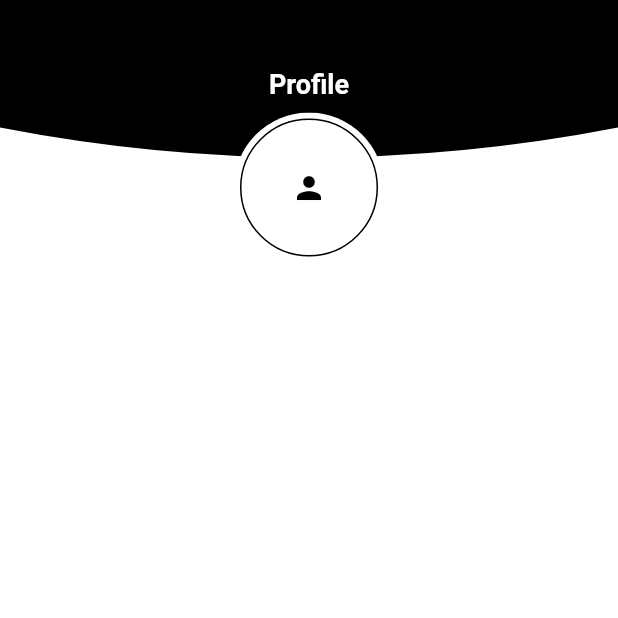
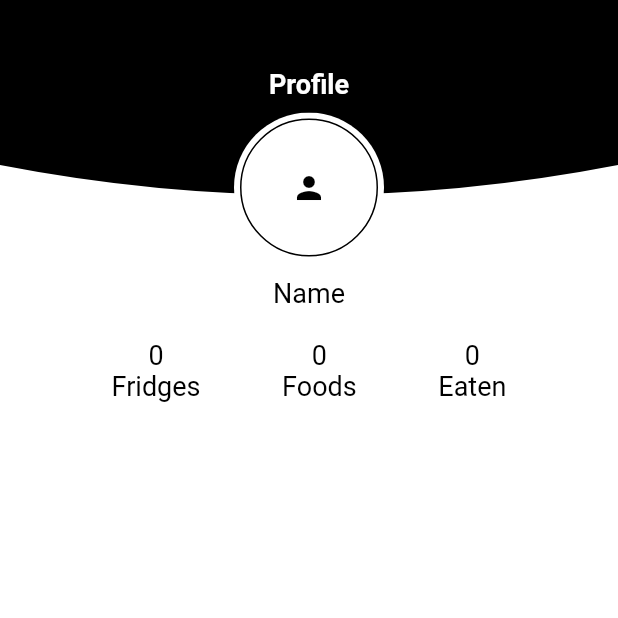
Before and after one commit to SideProjectHub/KitchenReceiptDatabase, a Flutter app: the screen it shows after launch, on a phone screen of 412 x 824 dp, the top half of it. Run offline on Flutter 3.47's test engine with Material 2 defaults, Android fonts, the phone set to English and light mode, and no system bars; our stand-ins replace image_picker, material_floating_search_bar.

Commit message:
Added some functions to the profile page

```diff
--- a/frontend/project/lib/Screens/ProfilePage/user_profile_screen.dart
+++ b/frontend/project/lib/Screens/ProfilePage/user_profile_screen.dart
@@ -0,0 +1,69 @@
+import 'package:flutter/material.dart';
+import 'package:project/widgets/profile_pic.dart';
+import '../../widgets/custom_app_bar.dart';
+
+class ProfilePage extends StatelessWidget {
+  const ProfilePage({Key? key}) : super(key: key);
+
+  @override
+  Widget build(BuildContext context) {
+    return Scaffold(
+      body: Column(
+        children: <Widget>[
+          Container(
+            child: Builder(builder: (BuildContext context) {
+              return CustomAppBar(
+                leading: const Text(""),
+                trailing: const Text(""),
+                title: "Profile",
+                childHeight: 100,
+                height: 175,
+                isBig: true,
+                child: ProfilePic(diameter: 100),
+              );
+            }),
+          ),
+          Container(
+            margin: const EdgeInsets.only(top: 10),
+            child: Center(
+              child: Text(
+                "Name",
+                textAlign: TextAlign.center,
+                style: TextStyle(
+                  color: Colors.black,
+                  fontSize: 18,
+                ),
+              ),
+            ),
+          ),
+          Container(
+            margin: const EdgeInsets.all(20),
+            child: Row(
+              mainAxisAlignment: MainAxisAlignment.spaceEvenly,
+              children: [
+                _mainBar("Fridges", 0),
+                _mainBar("Foods", 0),
+                _mainBar("Eaten", 0)
+              ],
+            ),
+          )
+        ],
+      ),
+    );
+  }
+
+  Widget _mainBar(String title, int data) {
+    return Column(
+      children: [
+        Text(
+          data.toString(),
+          style: TextStyle(color: Colors.black, fontSize: 18),
+        ),
+        Text(
+          title,
+          style: TextStyle(color: Colors.black, fontSize: 18),
+        ),
+      ],
+    );
+  }
+}
--- a/frontend/project/lib/main.dart
+++ b/frontend/project/lib/main.dart
@@ -1,7 +1,6 @@
 import 'package:flutter/material.dart';
-import 'package:project/widgets/profile_pic.dart';
+import 'package:project/screens/ProfilePage/user_profile_screen.dart';
 import 'Screens/FoodPage/user_food_page.dart';
-import 'widgets/custom_app_bar.dart';
 
 void main() {
   runApp(MyApp());
@@ -18,9 +17,6 @@ class MyApp extends StatelessWidget {
         brightness: Brightness.dark,
         scaffoldBackgroundColor: Colors.white,
         primaryColor: Colors.black,
-        iconTheme: IconThemeData(
-          color: Colors.white,
-        ),
 
         // Define the default TextTheme. Use this to specify the default
         // text styling for headlines, titles, bodies of text, and more.
@@ -29,24 +25,7 @@ class MyApp extends StatelessWidget {
           headline6: TextStyle(fontSize: 36.0, fontStyle: FontStyle.italic),
         ),
       ),
-      home: Scaffold(
-        body: Column(
-          children: <Widget>[
-            Builder(builder: (BuildContext context) {
-              return CustomAppBar(
-                leading: const Text(""),
-                trailing: const Text(""),
-                title: "Profile",
-                childHeight: 100,
-                height: 225,
-                isBig: true,
-                child: ProfilePic(diameter: 100),
-              );
-            }),
-            const Text("Hello World"),
-          ],
-        ),
-      ),
+      home: ProfilePage(),
     );
     // return MaterialApp(title: 'FoodPage', home: UserFoodPage());
   }
--- a/frontend/project/lib/widgets/custom_app_bar.dart
+++ b/frontend/project/lib/widgets/custom_app_bar.dart
@@ -36,7 +36,7 @@ class CustomAppBar extends StatelessWidget {
               mainAxisAlignment: MainAxisAlignment.spaceBetween,
               children: <Widget>[
                 leading,
-                FlatButton(
+                TextButton(
                   onPressed: null,
                   child: Text(
                     title,
@@ -53,7 +53,7 @@ class CustomAppBar extends StatelessWidget {
           ),
         ),
         Positioned(
-          bottom: childHeight / 2,
+          bottom: 0,
           left: 0,
           right: 0,
           child: Align(
@@ -77,7 +77,7 @@ class _AppBarClipper extends CustomClipper<Path> {
 
   @override
   Path getClip(Size size) {
-    double height = isBig ? size.height - childHeight : size.height;
+    double height = isBig ? size.height - (childHeight / 4) : size.height;
 
     Path path = Path();
 
```
